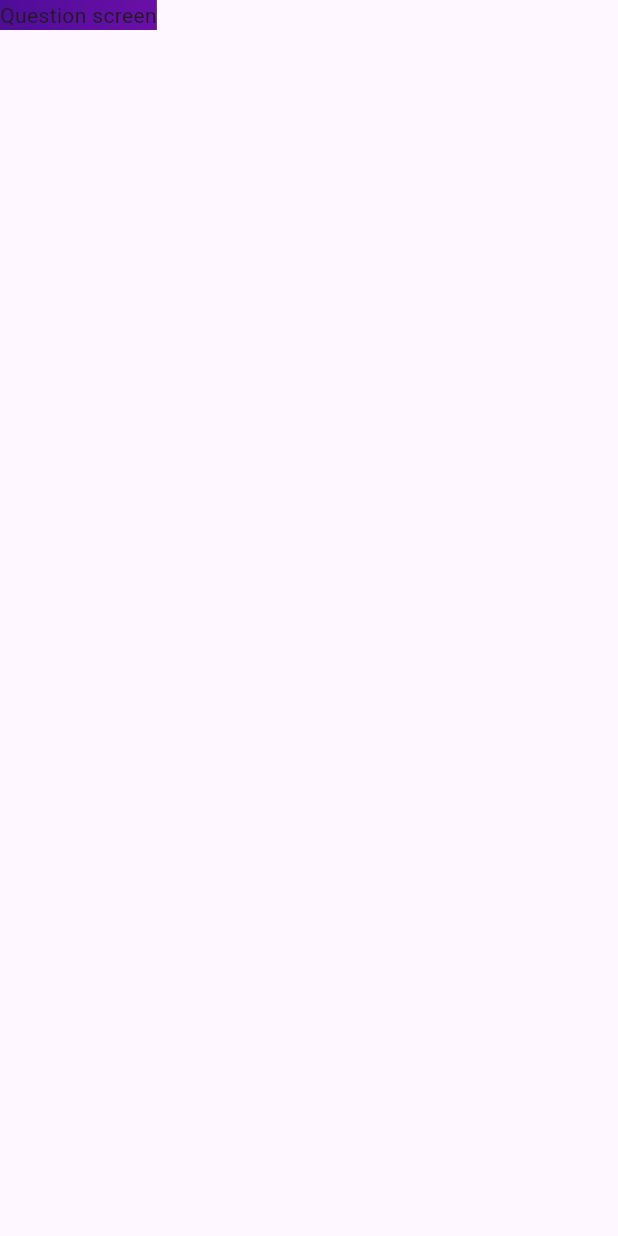
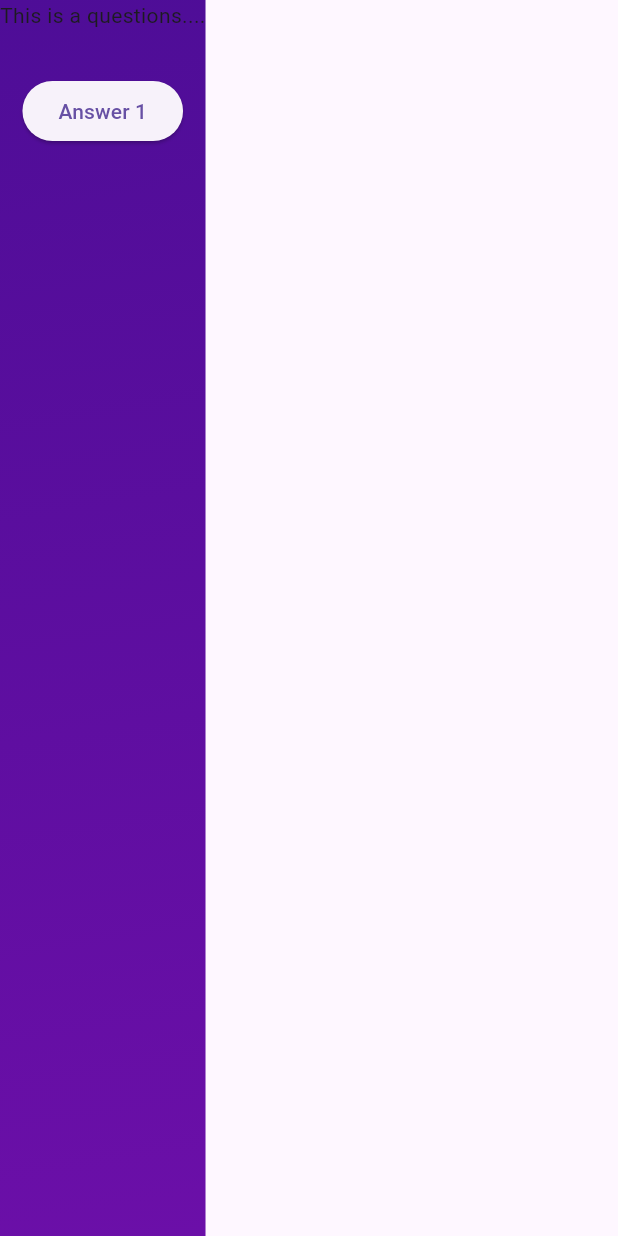
Before and after one commit to masudRana88/quiz_app_se3, a Flutter app: the screen it shows after launch, after a tap on "Start Quiz", on a phone screen of 412 x 824 dp. Run offline on Flutter 3.47's test engine with Material 3 defaults, Android fonts, the phone set to English and light mode, and no system bars.

Commit message:
quize_question data models and questions data is added

```diff
--- /dev/null
+++ b/lib/data/questions.dart
@@ -0,0 +1,43 @@
+import 'package:quiz_app_se3/models/quiz_question.dart';
+
+const questions = [
+  QuizQuestion("What are the main building blocks of Flutter UIs?", [
+    "Widgets",
+    "Components",
+    "Blocks",
+    "Function",
+  ]),
+  QuizQuestion("How are Flutter UIs built?", [
+    "By combinding widgets in code",
+    "By combinding widgets in a visual editor",
+    "By defining widets in config files"
+        "By using XCode for iOS and Andorid Studio for Android"
+  ]),
+  QuizQuestion("Whats's the purpose of StatefullWidget?", [
+    "Update UI as data change",
+    "Update data as UI changes",
+    "Ignore data changes",
+    "Render UI that does not depend on data",
+  ]),
+  QuizQuestion(
+    "Which widget should you try to use more often: StatelessWidget or Statefullwidget?",
+    [
+      'StatelessWidget',
+      'StatefulWidget',
+      'Both are equally good',
+      'None of the above',
+    ],
+  ),
+  QuizQuestion('What happens if you change data in a StatelessWidget?', [
+    'The UI is not updated',
+    'The UI is updated',
+    'The closest StatefulWidget is updated',
+    'Any nested StatefulWidgets are updated',
+  ]),
+  QuizQuestion("How should you update data inside of StatefulWidgets?", [
+    'By calling setState()',
+    'By calling updateData()',
+    'By calling updateUI()',
+    'By calling updateState()',
+  ])
+];
--- /dev/null
+++ b/lib/models/quiz_question.dart
@@ -0,0 +1,6 @@
+class QuizQuestion {
+  const QuizQuestion(this.question, this.answer);
+
+  final String question;
+  final List<String> answer;
+}
--- a/lib/question_screen.dart
+++ b/lib/question_screen.dart
@@ -10,21 +10,14 @@ class QuestionScreen extends StatefulWidget {
 class _QuestionScreenState extends State<QuestionScreen> {
   @override
   Widget build(BuildContext context) {
-    return const Text("Question screen");
+    return Column(
+      children: [
+        const Text("This is a questions...."),
+        const SizedBox(
+          height: 30,
+        ),
+        ElevatedButton(onPressed: () {}, child: const Text("Answer 1"))
+      ],
+    );
   }
 }
-
-
-// class name extends StatefulWidget {
-//   const name({super.key});
-
-//   @override
-//   State<name> createState() => _nameState();
-// }
-
-// class _nameState extends State<name> {
-//   @override
-//   Widget build(BuildContext context) {
-//     return Container();
-//   }
-// }
--- a/lib/quiz.dart
+++ b/lib/quiz.dart
@@ -20,6 +20,10 @@ class _QuizState extends State<Quiz> {
 
   @override
   Widget build(BuildContext context) {
+    final screenWidget = activeScreen == "start-screen"
+        ? StartScreen(switchScreen)
+        : const QuestionScreen();
+
     return MaterialApp(
       home: Scaffold(
         body: Container(
@@ -33,9 +37,7 @@ class _QuizState extends State<Quiz> {
               end: Alignment.bottomRight,
             ),
           ),
-          child: activeScreen == "start-screen"
-              ? StartScreen(switchScreen)
-              : const QuestionScreen(),
+          child: screenWidget,
         ),
       ),
     );
```
